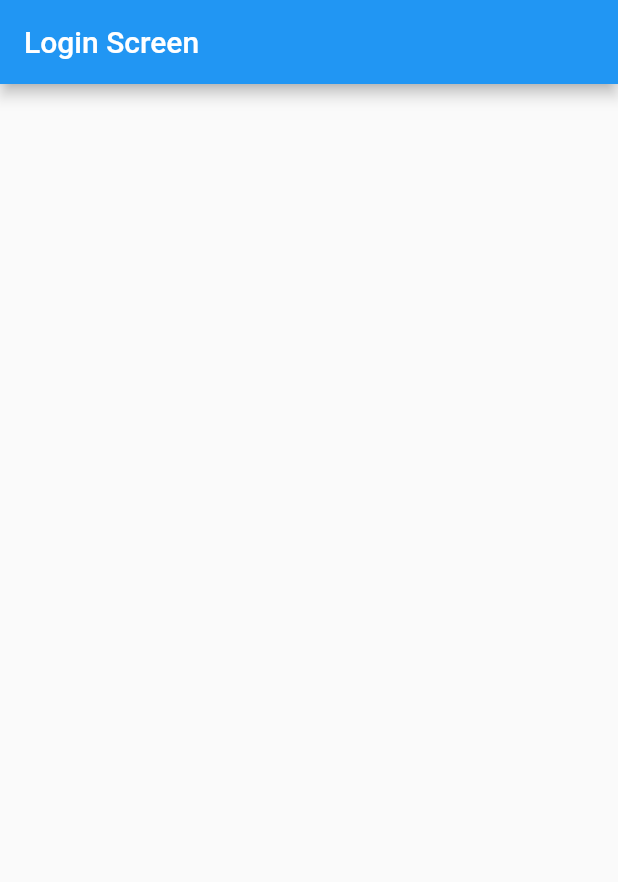
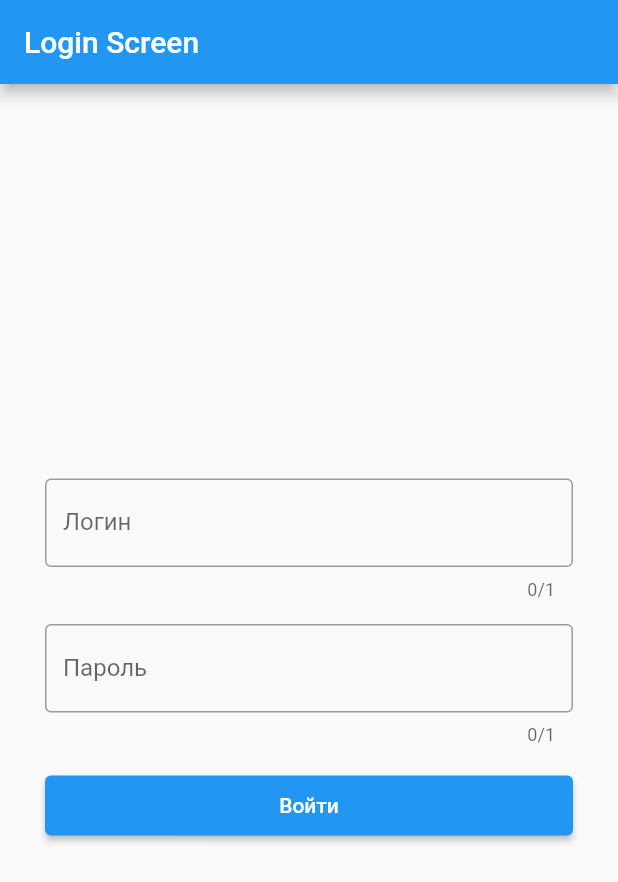
Before and after one commit to Shakhron/with_backend, a Flutter app: the screen it shows after launch, on a phone screen of 412 x 824 dp. Shown: the top 882 px of the screen. Run offline on Flutter 3.47's test engine with Material 2 defaults, Android fonts, the phone set to English and light mode, and no system bars; our stand-ins replace dio, flutter_bloc, freezed_annotation, get_it, injectable; missing offline and left inert: conduit_core, conduit_postgresql, jaguar_jwt.

Commit message:
add login screen

```diff
--- a/client/lib/feature/auth/ui/components/login_screen.dart
+++ b/client/lib/feature/auth/ui/components/login_screen.dart
@@ -1,9 +1,11 @@
 import 'package:flutter/material.dart';
-import 'package:flutter/src/widgets/framework.dart';
-import 'package:flutter/src/widgets/placeholder.dart';
 
 class LoginScreen extends StatelessWidget {
-  const LoginScreen({super.key});
+  LoginScreen({super.key});
+
+  final controllerLogin = TextEditingController();
+  final controllerPassword = TextEditingController();
+  final GlobalKey<FormState> globalKey = GlobalKey();
 
   @override
   Widget build(BuildContext context) {
@@ -11,6 +13,55 @@ class LoginScreen extends StatelessWidget {
       appBar: AppBar(
         title: const Text("Login Screen"),
       ),
+      body: Form(
+        key: globalKey,
+        child: Center(
+          child: Padding(
+            padding: const EdgeInsets.symmetric(horizontal: 30),
+            child: Column(
+              mainAxisSize: MainAxisSize.min,
+              children: [
+                TextFormField(
+                  validator: emptyValodator,
+                  maxLength: 1,
+                  controller: controllerLogin,
+                  decoration: const InputDecoration(
+                    labelText: "Логин",
+                    border: OutlineInputBorder(),
+                  ),
+                ),
+                const SizedBox(height: 16),
+                TextFormField(
+                  validator: emptyValodator,
+                  maxLength: 1,
+                  controller: controllerPassword,
+                  decoration: const InputDecoration(
+                    labelText: "Пароль",
+                    border: OutlineInputBorder(),
+                  ),
+                ),
+                const SizedBox(height: 16),
+                ElevatedButton(
+                  onPressed: () {
+                    if (globalKey.currentState?.validate() == true) {}
+                  },
+                  style: ButtonStyle(
+                      fixedSize: MaterialStateProperty.all<Size>(
+                          const Size(double.maxFinite, 40))),
+                  child: const Text("Войти"),
+                )
+              ],
+            ),
+          ),
+        ),
+      ),
     );
   }
+
+  String? emptyValodator(String? value) {
+    if (value!.isEmpty) {
+      return "Обязательное полу";
+    }
+    return null;
+  }
 }
```
